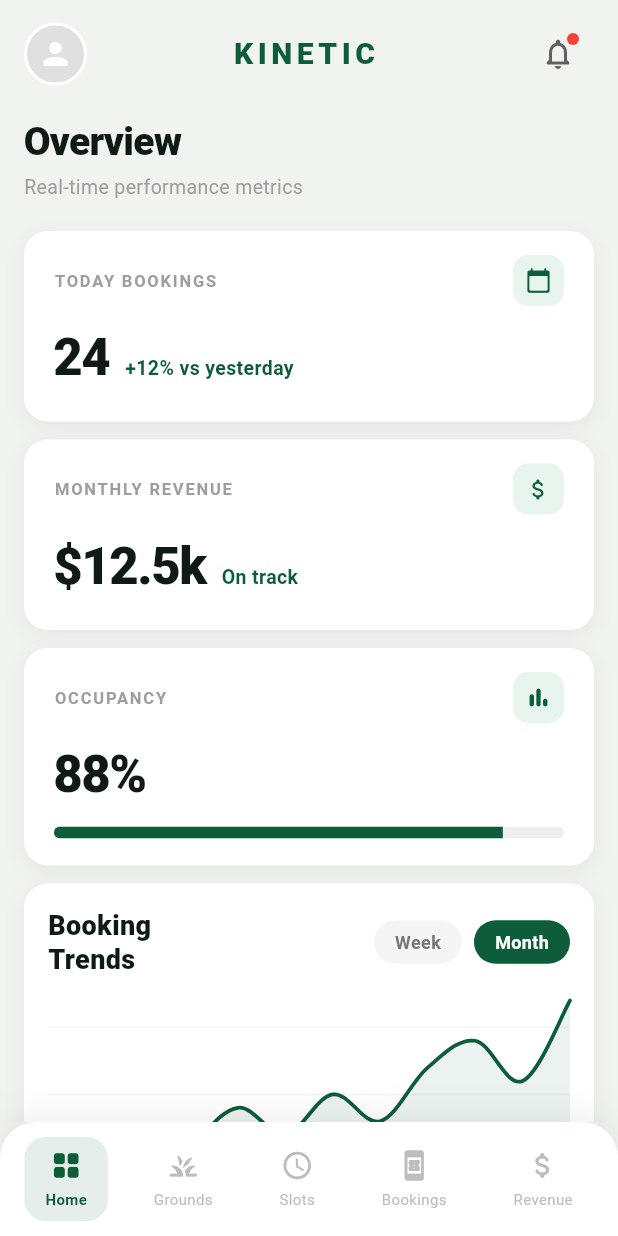
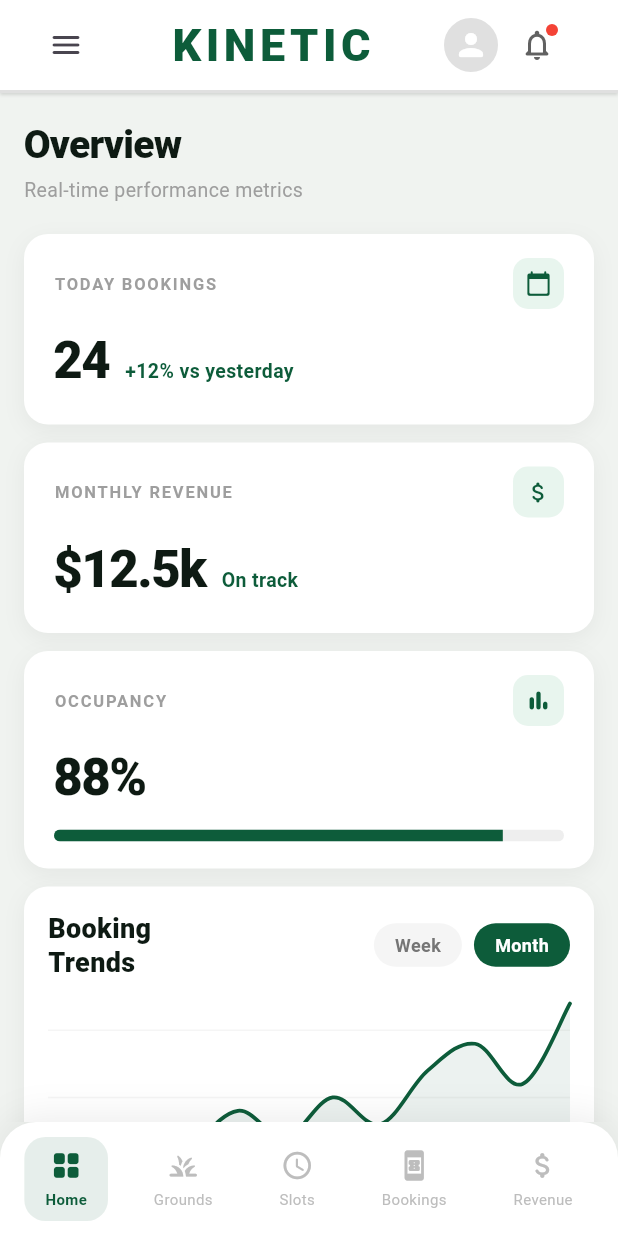
Before and after one commit to Manvendra990/sloatbook, a Flutter app: the AdminDashboardScreen screen opened by its route, on a phone screen of 412 x 824 dp. Run offline on Flutter 3.47's test engine with Material 3 defaults, Android fonts, the phone set to English and light mode, and no system bars; drawn by our look-alikes of fl_chart; our stand-ins replace cached_network_image, cloud_firestore, firebase_auth, firebase_core, firebase_storage, flutter_riverpod and 4 more; missing offline and left inert: razorpay_flutter; accounts and stored records are empty.

Commit message:
Fix the drawer button of admin dashboard screen

```diff
--- a/lib/Admin/admin_shell.dart
+++ b/lib/Admin/admin_shell.dart
@@ -2,13 +2,46 @@ import 'package:firebase_auth/firebase_auth.dart';
 import 'package:flutter/material.dart';
 import 'package:go_router/go_router.dart';
 
-class AdminShell extends StatelessWidget {
+class AdminShell extends StatefulWidget {
   final Widget child;
   const AdminShell({super.key, required this.child});
 
   @override
+  State<AdminShell> createState() => _AdminShellState();
+}
+
+class _AdminShellState extends State<AdminShell> {
+  final GlobalKey<ScaffoldState> _scaffoldKey = GlobalKey<ScaffoldState>();
+
+  void openDrawer() {
+    _scaffoldKey.currentState?.openDrawer();
+  }
+
+  @override
   Widget build(BuildContext context) {
-    return Scaffold(drawer: const _AdminDrawer(), body: child);
+    return AdminShellScope(
+      openDrawer: openDrawer,
+      child: Scaffold(
+        key: _scaffoldKey,
+        drawer: const _AdminDrawer(),
+        body: widget.child,
+      ),
+    );
+  }
+}
+
+class AdminShellScope extends InheritedWidget {
+  final VoidCallback openDrawer;
+
+  const AdminShellScope({required this.openDrawer, required super.child});
+
+  static AdminShellScope? of(BuildContext context) {
+    return context.dependOnInheritedWidgetOfExactType<AdminShellScope>();
+  }
+
+  @override
+  bool updateShouldNotify(AdminShellScope oldWidget) {
+    return openDrawer != oldWidget.openDrawer;
   }
 }
 
--- a/lib/Admin/dashboard/admin_dashboard_screen.dart
+++ b/lib/Admin/dashboard/admin_dashboard_screen.dart
@@ -2,6 +2,7 @@ import 'package:flutter/material.dart';
 import 'package:go_router/go_router.dart';
 import 'package:fl_chart/fl_chart.dart';
 import 'package:slotbooking/Admin/navbar/adminNavbar.dart';
+import 'package:slotbooking/Admin/header/admin_header.dart';
 
 class AdminDashboardScreen extends StatefulWidget {
   const AdminDashboardScreen({super.key});
@@ -13,7 +14,7 @@ class AdminDashboardScreen extends StatefulWidget {
 class _AdminDashboardScreenState extends State<AdminDashboardScreen> {
   bool _isMonthly = true;
 
-// hellooo
+  // hellooo
   static const _green = Color(0xFF0D5C3A);
   static const _greenLight = Color(0xFFE8F5EE);
   static const _bg = Color(0xFFF0F3F0);
@@ -97,7 +98,8 @@ class _AdminDashboardScreenState extends State<AdminDashboardScreen> {
         child: Column(
           children: [
             // ── Top bar ────────────────────────────────────────────────────
-            _buildTopBar(context),
+            // _buildTopBar(context),
+            AdminHeader(title: "KINETIC"),
 
             // ── Scrollable content ─────────────────────────────────────────
             Expanded(
@@ -150,8 +152,6 @@ class _AdminDashboardScreenState extends State<AdminDashboardScreen> {
                     // ── Action buttons
                     //
                     // ─────────────────────────────────────
-
-
                     Row(
                       children: [
                         Expanded(
--- /dev/null
+++ b/lib/Admin/header/admin_header.dart
@@ -0,0 +1,93 @@
+import 'package:flutter/material.dart';
+import 'package:slotbooking/Admin/admin_shell.dart';
+
+class AdminHeader extends StatelessWidget {
+  final String title;
+  const AdminHeader({super.key, required this.title});
+
+  @override
+  Widget build(BuildContext context) {
+    return Container(
+      decoration: BoxDecoration(
+        color: Colors.white,
+        border: Border(bottom: BorderSide(color: Colors.black12, width: 2)),
+        boxShadow: [
+          BoxShadow(color: Colors.black12, blurRadius: 1, offset: Offset(0, 1)),
+        ],
+      ),
+      child: Row(
+        children: [
+          const SizedBox(width: 20),
+          Builder(
+            builder: (context) => IconButton(
+              icon: const Icon(Icons.menu_rounded),
+              onPressed: () {
+                final shell = AdminShellScope.of(context);
+                if (shell != null) {
+                  shell.openDrawer();
+                } else {
+                  Scaffold.of(context).openDrawer();
+                }
+              },
+            ),
+          ),
+
+          const Spacer(),
+
+          // Logo
+          const Text(
+            'KINETIC',
+            style: TextStyle(
+              fontSize: 30,
+              fontWeight: FontWeight.w900,
+              letterSpacing: 3,
+              color: Color(0xFF0D5C3A),
+            ),
+          ),
+          const Spacer(),
+
+          Container(
+            margin: const EdgeInsets.symmetric(vertical: 10),
+            width: 40,
+            height: 40,
+            decoration: BoxDecoration(
+              color: Colors.grey[300],
+              shape: BoxShape.circle,
+              border: Border.all(color: Colors.white, width: 2),
+            ),
+            child: const Icon(
+              Icons.person_rounded,
+              color: Colors.white,
+              size: 24,
+            ),
+          ),
+
+          // Bell
+          Stack(
+            children: [
+              IconButton(
+                icon: const Icon(Icons.notifications_none_rounded),
+                color: Colors.grey[700],
+                onPressed: () {},
+              ),
+              Positioned(
+                right: 10,
+                top: 10,
+                child: Container(
+                  width: 8,
+                  height: 8,
+                  decoration: const BoxDecoration(
+                    color: Colors.red,
+                    shape: BoxShape.circle,
+                  ),
+                ),
+              ),
+            ],
+          ),
+
+          const SizedBox(width: 30),
+        ],
+      ),
+    );
+  }
+}
--- a/lib/Admin/slots/slot_management_screen.dart
+++ b/lib/Admin/slots/slot_management_screen.dart
@@ -2,7 +2,7 @@ import 'package:flutter/material.dart';
 import 'package:flutter_riverpod/flutter_riverpod.dart';
 import 'package:slotbooking/Admin/admin_provide.dart';
 
-import '../../../data/models/ground_model.dart';
+// import '../../../data/models/ground_model.dart';
 import '../../../data/models/slot_model.dart';
 
 class SlotManagementScreen extends ConsumerWidget {
```
